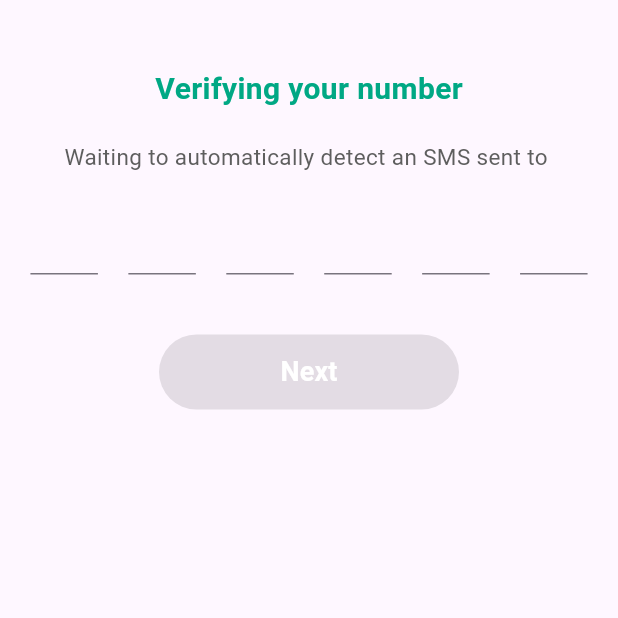
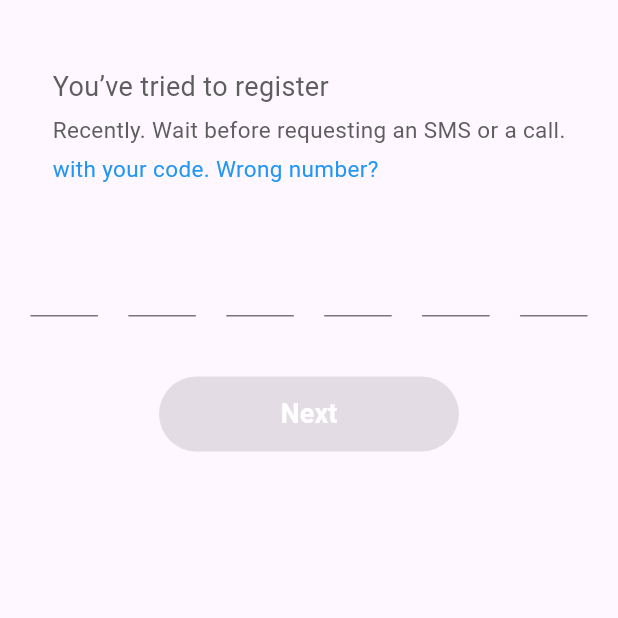
Before and after one commit to ashir227/Whatsapp-Ui, a Flutter app: the Otp screen opened directly with empty values, on a phone screen of 412 x 824 dp, the top half of it. Run offline on Flutter 3.47's test engine with Material 3 defaults, Android fonts, the phone set to English and light mode, and no system bars; our stand-ins replace firebase_auth, firebase_core; accounts and stored records are empty.

Commit message:
Otp scrn

```diff
--- a/lib/Screens/Otp_scr.dart
+++ b/lib/Screens/Otp_scr.dart
@@ -1,7 +1,6 @@
 import 'package:firebase_auth/firebase_auth.dart';
 import 'package:flutter/material.dart';
 import 'package:whatsap/UIhelper/uihelp.dart';
-import 'package:whatsap/login/Profileinfo.dart';
 
 class Otp extends StatefulWidget {
   final String verificationId;
@@ -26,14 +25,14 @@ class _OtpState extends State<Otp> {
   final List<FocusNode> focusNodes = List.generate(
     6,
     (_) => FocusNode(),
-  ); // 🔹 Added focus nodes
+  ); // 🔹 Focus nodes for auto-move
 
   String getOtp() => controllers.map((c) => c.text).join();
 
   @override
   void dispose() {
     for (var c in controllers) c.dispose();
-    for (var f in focusNodes) f.dispose(); // 🔹 Dispose focus nodes
+    for (var f in focusNodes) f.dispose();
     super.dispose();
   }
 
@@ -44,19 +43,33 @@ class _OtpState extends State<Otp> {
         child: Column(
           children: [
             const SizedBox(height: 45),
-            UIhelper.customtext(
-              text: "Verifying your number",
-              height: 20,
-              color: const Color(0xff00A884),
-              fontweight: FontWeight.w700,
+            // 🔹 WhatsApp style multi-line text above OTP boxes
+            Padding(
+              padding: const EdgeInsets.symmetric(horizontal: 30),
+              child: Column(
+                crossAxisAlignment: CrossAxisAlignment.start,
+                children: [
+                  UIhelper.customtext(
+                    text:
+                        "You’ve tried to register ${widget.phoneNumber}", // 🔹 Dynamic phone number
+                    height: 18,
+                  ),
+                  const SizedBox(height: 5),
+                  UIhelper.customtext(
+                    text: "Recently. Wait before requesting an SMS or a call.",
+                    height: 15,
+                  ),
+                  const SizedBox(height: 5),
+                  UIhelper.customtext(
+                    text: "with your code. Wrong number?",
+                    height: 15,
+                    color: Colors.blue, // 🔹 Wrong number link style
+                  ),
+                ],
+              ),
             ),
-            const SizedBox(height: 20),
-            UIhelper.customtext(
-              text:
-                  "Waiting to automatically detect an SMS sent to ${widget.phoneNumber}",
-              height: 15,
-            ),
-            const SizedBox(height: 20),
+            const SizedBox(height: 40),
+            // 🔹 OTP boxes row
             Row(
               mainAxisAlignment: MainAxisAlignment.spaceEvenly,
               children: List.generate(6, (index) {
@@ -71,13 +84,12 @@ class _OtpState extends State<Otp> {
                     decoration: const InputDecoration(counterText: ""),
                     onChanged: (value) {
                       if (value.length == 1 && index < 5) {
-                        // 🔹 Move to next box automatically
-                        focusNodes[index + 1].requestFocus();
+                        focusNodes[index + 1]
+                            .requestFocus(); // 🔹 Auto move next
                       } else if (value.isEmpty && index > 0) {
-                        // 🔹 Backspace moves to previous
-                        focusNodes[index - 1].requestFocus();
+                        focusNodes[index - 1]
+                            .requestFocus(); // 🔹 Backspace previous
                       }
-
                       setState(() {}); // 🔹 Update Next button enabled
                     },
                   ),
@@ -85,17 +97,16 @@ class _OtpState extends State<Otp> {
               }),
             ),
             const SizedBox(height: 40),
+            // 🔹 Next button
             SizedBox(
               width: 200,
               height: 50,
               child: ElevatedButton(
-                onPressed: getOtp().length == 6
-                    ? _verifyOtp
-                    : null, // 🔹 Enable only if 6 digits
+                onPressed: getOtp().length == 6 ? _verifyOtp : null,
                 style: ElevatedButton.styleFrom(
                   backgroundColor: getOtp().length == 6
                       ? const Color(0xff00A884)
-                      : Colors.grey, // 🔹 Change color dynamically
+                      : Colors.grey,
                   shape: RoundedRectangleBorder(
                     borderRadius: BorderRadius.circular(25),
                   ),
@@ -125,9 +136,8 @@ class _OtpState extends State<Otp> {
       await FirebaseAuth.instance.signInWithCredential(credential);
 
       if (!mounted) return;
-      Navigator.push(
-        context,
-        MaterialPageRoute(builder: (context) => Profile_info()),
+      ScaffoldMessenger.of(context).showSnackBar(
+        const SnackBar(content: Text("OTP Verified Successfully")),
       );
     } catch (e) {
       if (!mounted) return;
--- a/lib/login/loginscr.dart
+++ b/lib/login/loginscr.dart
@@ -17,11 +17,12 @@ class _loginscrState extends State<loginscr> {
       body: Center(
         child: Column(
           children: [
-            const SizedBox(height: 45),
+            const SizedBox(height: 50),
             UIhelper.customtext(
               text: "Enter your phone number",
               height: 20,
               color: const Color(0xff00A884),
+
               fontweight: FontWeight.w700,
             ),
             const SizedBox(height: 20),
```
Also changed, not shown: lib/login/Profileinfo.dart (+22 -1 lines).
